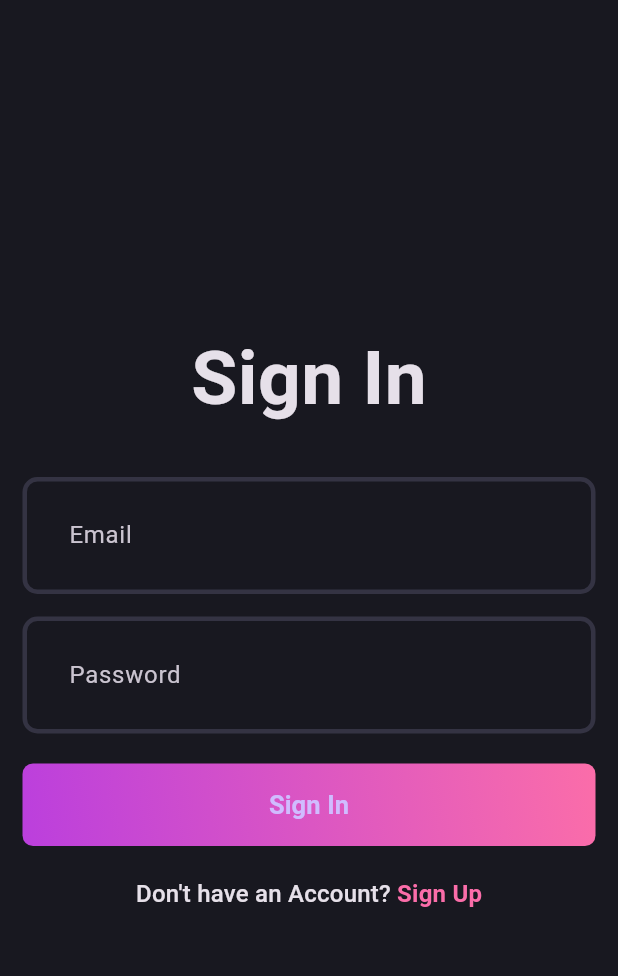
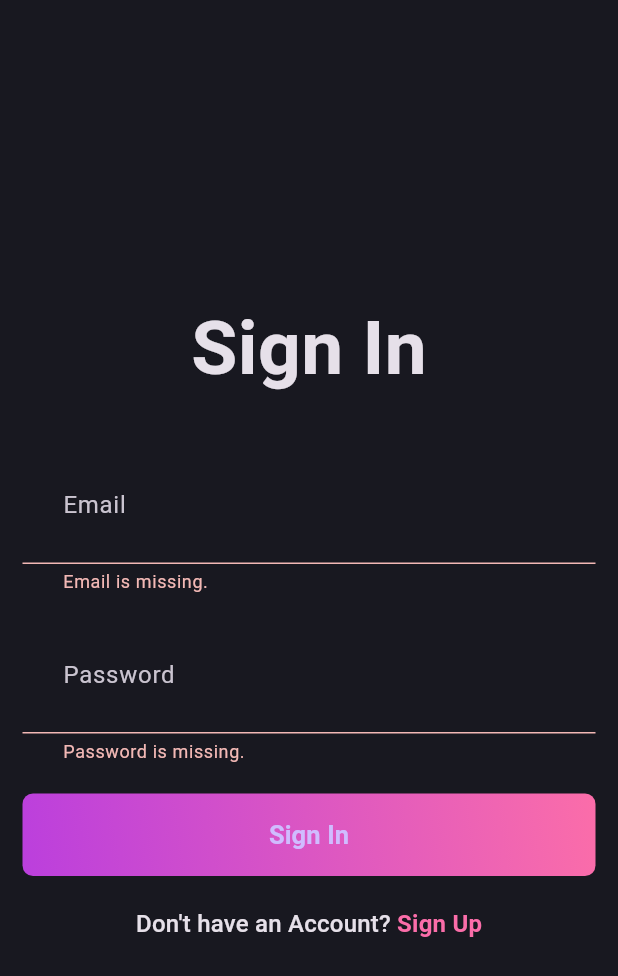
Before and after one commit to mohamedmosilhy/Blog-App, a Flutter app: the screen it shows after launch, after a tap on "Sign In", on a phone screen of 412 x 824 dp. Shown: the top 976 px of the screen. Run offline on Flutter 3.47's test engine with Material 3 defaults, Android fonts, the phone set to English and light mode, and no system bars; our stand-ins replace flutter_bloc, fpdart, get_it, supabase_flutter; accounts and stored records are empty.

Commit message:
completed signup and login features

```diff
--- /dev/null
+++ b/lib/features/auth/domain/usecases/user_login.dart
@@ -0,0 +1,22 @@
+import 'package:blog_app/core/errors/failure.dart';
+import 'package:blog_app/core/usecases/usecase.dart';
+import 'package:blog_app/features/auth/domain/entities/user.dart';
+import 'package:blog_app/features/auth/domain/repository/auth_repository.dart';
+import 'package:fpdart/fpdart.dart';
+
+class UserLogin implements Usecase<User, UserLoginParams> {
+  final AuthRepository authRepository;
+  const UserLogin(this.authRepository);
+  @override
+  Future<Either<Failure, User>> call(UserLoginParams params) async {
+    return await authRepository.logInWithEmailPassword(
+        email: params.email, password: params.password);
+  }
+}
+
+class UserLoginParams {
+  final String email;
+  final String password;
+
+  UserLoginParams({required this.email, required this.password});
+}
--- a/lib/features/auth/presentation/bloc/auth_bloc.dart
+++ b/lib/features/auth/presentation/bloc/auth_bloc.dart
@@ -1,4 +1,6 @@
+import 'package:blog_app/core/errors/failure.dart';
 import 'package:blog_app/features/auth/domain/entities/user.dart';
+import 'package:blog_app/features/auth/domain/usecases/user_login.dart';
 import 'package:blog_app/features/auth/domain/usecases/user_sign_up.dart';
 import 'package:flutter/material.dart';
 import 'package:flutter_bloc/flutter_bloc.dart';
@@ -8,16 +10,31 @@ part 'auth_state.dart';
 
 class AuthBloc extends Bloc<AuthEvent, AuthState> {
   final UserSignUp _userSignUp;
-  AuthBloc({required UserSignUp userSignUp})
+  final UserLogin _userLogin;
+
+  AuthBloc({required UserSignUp userSignUp, required UserLogin userLogin})
       : _userSignUp = userSignUp,
+        _userLogin = userLogin,
         super(AuthInitial()) {
-    on<AuthSignUp>((event, emit) async {
-      emit(AuthLoading());
-      final res = await _userSignUp(UserSignUpParams(
-          email: event.email, name: event.name, password: event.password));
+    on<AuthSignUp>(_onAuthSignup);
+    on<AuthLogin>(_onAuthLogin);
+  }
 
-      res.fold((failure) => emit(AuthFailure(failure.message)),
-          (user) => emit(AuthSuccess(user)));
-    });
+  void _onAuthSignup(AuthSignUp event, Emitter<AuthState> emit) async {
+    emit(AuthLoading());
+    final res = await _userSignUp(UserSignUpParams(
+        email: event.email, name: event.name, password: event.password));
+
+    res.fold((failure) => emit(AuthFailure(failure.message)),
+        (user) => emit(AuthSuccess(user)));
+  }
+
+  void _onAuthLogin(AuthLogin event, Emitter<AuthState> emit) async {
+    emit(AuthLoading());
+    final res = await _userLogin(
+        UserLoginParams(email: event.email, password: event.password));
+
+    res.fold((failure) => emit(AuthFailure(failure.message)),
+        (user) => emit(AuthSuccess(user)));
   }
 }
--- a/lib/features/auth/presentation/bloc/auth_event.dart
+++ b/lib/features/auth/presentation/bloc/auth_event.dart
@@ -13,3 +13,12 @@ class AuthSignUp extends AuthEvent {
     required this.password,
   });
 }
+
+class AuthLogin extends AuthEvent {
+  final String email;
+  final String password;
+  AuthLogin({
+    required this.email,
+    required this.password,
+  });
+}
--- a/lib/features/auth/presentation/pages/login_page.dart
+++ b/lib/features/auth/presentation/pages/login_page.dart
@@ -1,8 +1,12 @@
+import 'package:blog_app/core/common/widgets/loader.dart';
 import 'package:blog_app/core/theme/app_pallete.dart';
+import 'package:blog_app/core/utils/show_snackbar.dart';
+import 'package:blog_app/features/auth/presentation/bloc/auth_bloc.dart';
 import 'package:blog_app/features/auth/presentation/pages/signup_page.dart';
 import 'package:blog_app/features/auth/presentation/widgets/auth_field.dart';
 import 'package:blog_app/features/auth/presentation/widgets/auth_gradient_button.dart';
 import 'package:flutter/material.dart';
+import 'package:flutter_bloc/flutter_bloc.dart';
 
 class LoginPage extends StatefulWidget {
   static route() => MaterialPageRoute(builder: (context) => const SignUpPage());
@@ -29,7 +33,17 @@ class _LoginPageState extends State<LoginPage> {
     return Scaffold(
       body: Padding(
         padding: const EdgeInsets.all(15.0),
-        child: Form(
+        child: BlocConsumer<AuthBloc, AuthState>(
+          listener: (context, state) {
+            if (state is AuthFailure) {
+              showSnackBar(context, state.message);
+            }
+          },
+          builder: (context, state) {
+            if (state is AuthLoading) {
+              return const Loader();
+            }
+            return Form(
               key: formkey,
               child: Column(
                 mainAxisAlignment: MainAxisAlignment.center,
@@ -58,7 +72,13 @@ class _LoginPageState extends State<LoginPage> {
                   ),
                   GradientButton(
                     text: "Sign In",
-                onPressed: () => {},
+                    onPressed: () {
+                      if (formkey.currentState!.validate()) {
+                        context.read<AuthBloc>().add(AuthLogin(
+                            email: emailController.text.trim(),
+                            password: passwordController.text.trim()));
+                      }
+                    },
                   ),
                   const SizedBox(
                     height: 20,
@@ -86,6 +106,8 @@ class _LoginPageState extends State<LoginPage> {
                   )
                 ],
               ),
+            );
+          },
         ),
       ),
     );
--- a/lib/init_dependencies.dart
+++ b/lib/init_dependencies.dart
@@ -1,6 +1,7 @@
 import 'package:blog_app/features/auth/data/datasources/auth_remote_data_source.dart';
 import 'package:blog_app/features/auth/data/repository/auth_repository_impl.dart';
 import 'package:blog_app/features/auth/domain/repository/auth_repository.dart';
+import 'package:blog_app/features/auth/domain/usecases/user_login.dart';
 import 'package:blog_app/features/auth/domain/usecases/user_sign_up.dart';
 import 'package:blog_app/features/auth/presentation/bloc/auth_bloc.dart';
 import 'package:get_it/get_it.dart';
@@ -27,6 +28,8 @@ void _initAuth() {
   serviceLocator
       .registerFactory<UserSignUp>(() => UserSignUp(serviceLocator()));
 
-  serviceLocator.registerLazySingleton<AuthBloc>(
-      () => AuthBloc(userSignUp: serviceLocator()));
+  serviceLocator.registerFactory<UserLogin>(() => UserLogin(serviceLocator()));
+
+  serviceLocator.registerLazySingleton<AuthBloc>(() =>
+      AuthBloc(userSignUp: serviceLocator(), userLogin: serviceLocator()));
 }
```
Also changed, not shown: lib/features/auth/data/repository/auth_repository_impl.dart (+17 -12 lines). Lines whose indentation alone changed are shown as unchanged.
